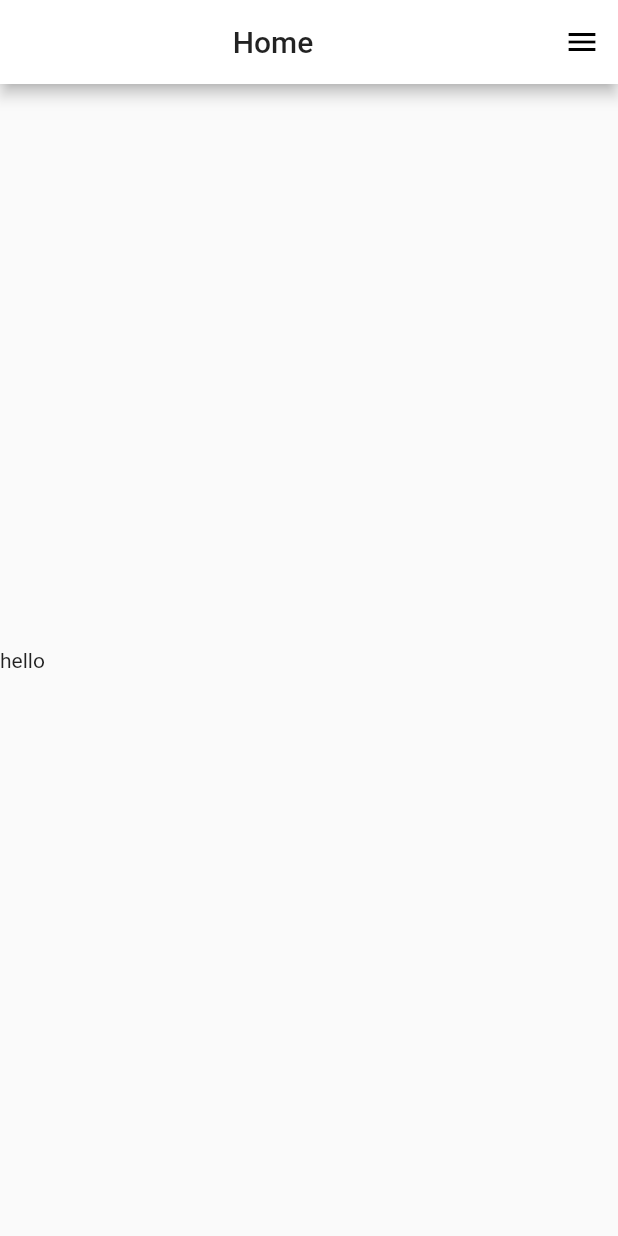
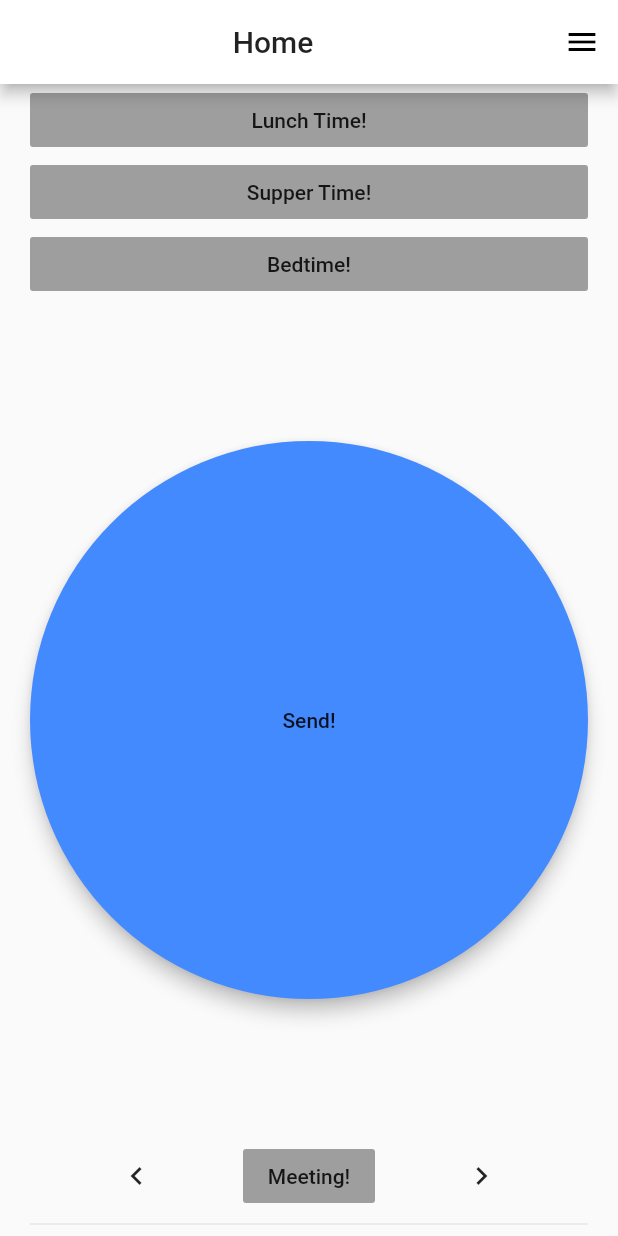
Before and after one commit to Felix-Waller/Group-Alert, a Flutter app: the screen it shows after launch, on a phone screen of 412 x 824 dp. Run offline on Flutter 3.47's test engine with Material 2 defaults, Android fonts, the phone set to English and light mode, and no system bars.

Commit message:
basic buttons and sizings (except people selector)

```diff
--- a/group_alert/lib/home.dart
+++ b/group_alert/lib/home.dart
@@ -1,4 +1,5 @@
 import 'package:flutter/material.dart';
+import 'package:group_alert/appBar.dart' show MyAppBar;
 
 class HomeView extends StatefulWidget {
   @override
@@ -9,22 +10,63 @@ class HomeViewState extends State<HomeView> {
   @override
   Widget build(BuildContext context) {
     return Scaffold(
-      appBar: AppBar(
-        title: Center(child: Text("Home")),
-        actions: <Widget>[
-          IconButton(
-            icon: Icon(Icons.menu),
-            onPressed: () {}, // TODO
-          )
-        ],
-      ),
-      body: Column(
-        mainAxisAlignment: MainAxisAlignment.spaceEvenly,
-        crossAxisAlignment: CrossAxisAlignment.center,
-        children: <Widget>[
-          Text("hello"),
-        ],
-      )
-    );
+        appBar: MyAppBar(),
+        body: Center(
+            child: IntrinsicWidth(
+                child: Column(
+          mainAxisAlignment: MainAxisAlignment.spaceEvenly,
+          crossAxisAlignment: CrossAxisAlignment.stretch,
+          children: <Widget>[
+            // 3 favourite msgs
+            ButtonTheme(
+                minWidth: MediaQuery.of(context).size.width - 40,
+                child: FlatButton(
+                  child: Text('Lunch Time!'),
+                  onPressed: () {},
+                  color: Theme.of(context).backgroundColor,
+                )),
+            FlatButton(
+              child: Text('Supper Time!'),
+              onPressed: () {},
+              color: Theme.of(context).backgroundColor,
+            ),
+            FlatButton(
+              child: Text('Bedtime!'),
+              onPressed: () {},
+              color: Theme.of(context).backgroundColor,
+            ),
+
+            // send
+            Expanded(
+              child: RaisedButton(
+                child: Text("Send!"),
+                onPressed: () {},
+                color: Theme.of(context).accentColor,
+                shape: CircleBorder(),
+                elevation: 5,
+              ),
+            ),
+
+            // other msgs
+            Row(
+              mainAxisAlignment: MainAxisAlignment.spaceEvenly,
+              children: <Widget>[
+              IconButton(
+                icon: Icon(Icons.chevron_left),
+                onPressed: () {},
+              ),
+              FlatButton(
+                child: Text('Meeting!'),
+                onPressed: () {},
+                color: Theme.of(context).backgroundColor,
+              ),
+              IconButton(
+                icon: Icon(Icons.chevron_right),
+                onPressed: () {},
+              ),
+            ]),
+            Divider(),
+          ],
+        ))));
   }
 }
```
